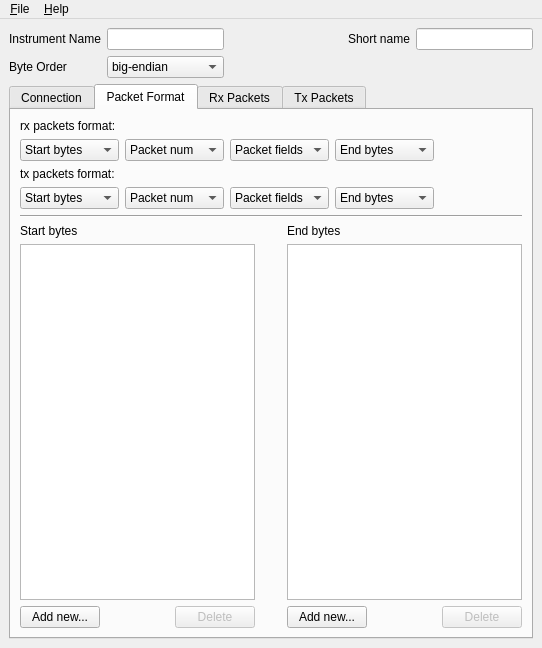
Old version of the form ui/instrumenteditor_mainwindow.ui in the repository xbosch/gdais.
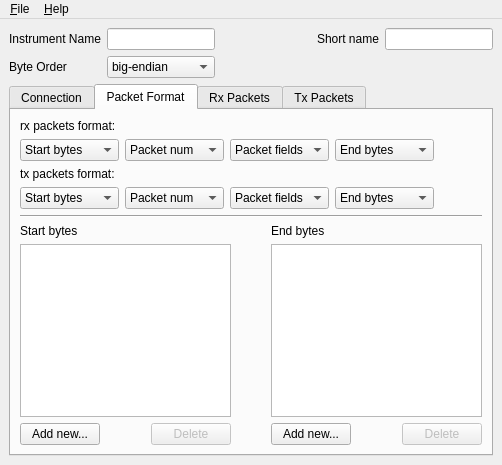
New version of the form. The open tabs and pages were chosen to show the change.

What changed in the file:
```diff
--- a/ui/instrumenteditor_mainwindow.ui
+++ b/ui/instrumenteditor_mainwindow.ui
@@ -6,8 +6,8 @@
    <rect>
     <x>0</x>
     <y>0</y>
-    <width>542</width>
-    <height>648</height>
+    <width>502</width>
+    <height>465</height>
    </rect>
   </property>
   <property name="windowTitle">
@@ -680,7 +680,7 @@
             </property>
             <property name="sizeHint" stdset="0">
              <size>
-              <width>47</width>
+              <width>80</width>
               <height>50</height>
              </size>
             </property>
@@ -1166,7 +1166,7 @@
     <rect>
      <x>0</x>
      <y>0</y>
-     <width>542</width>
+     <width>502</width>
      <height>23</height>
     </rect>
    </property>
```
